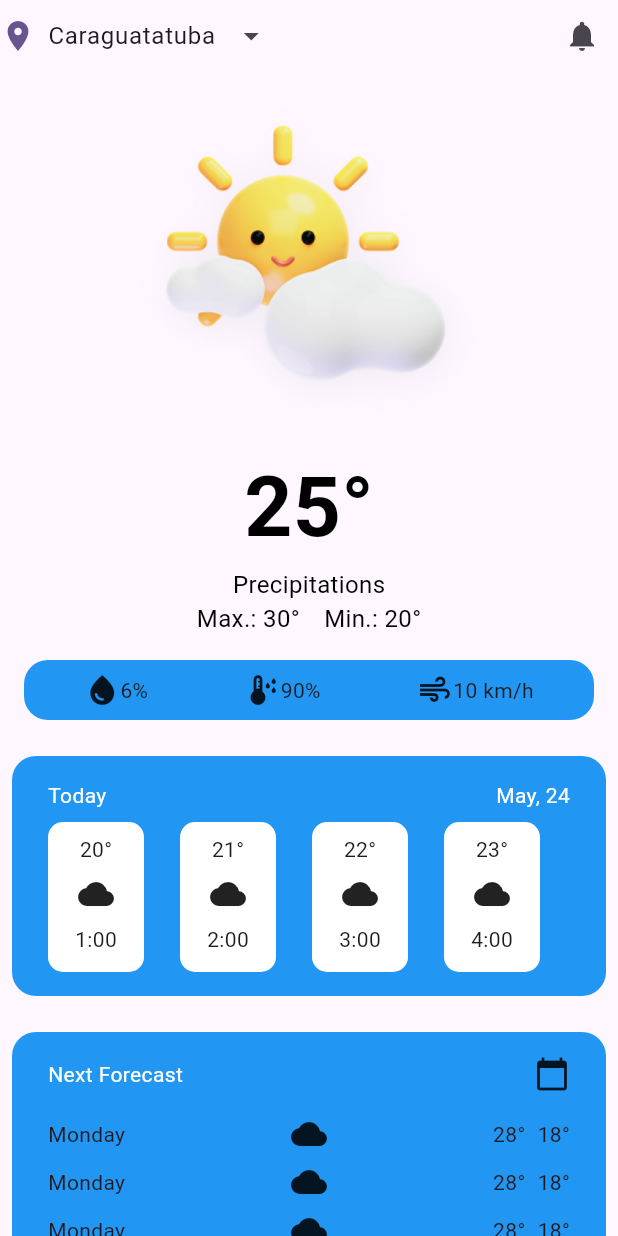
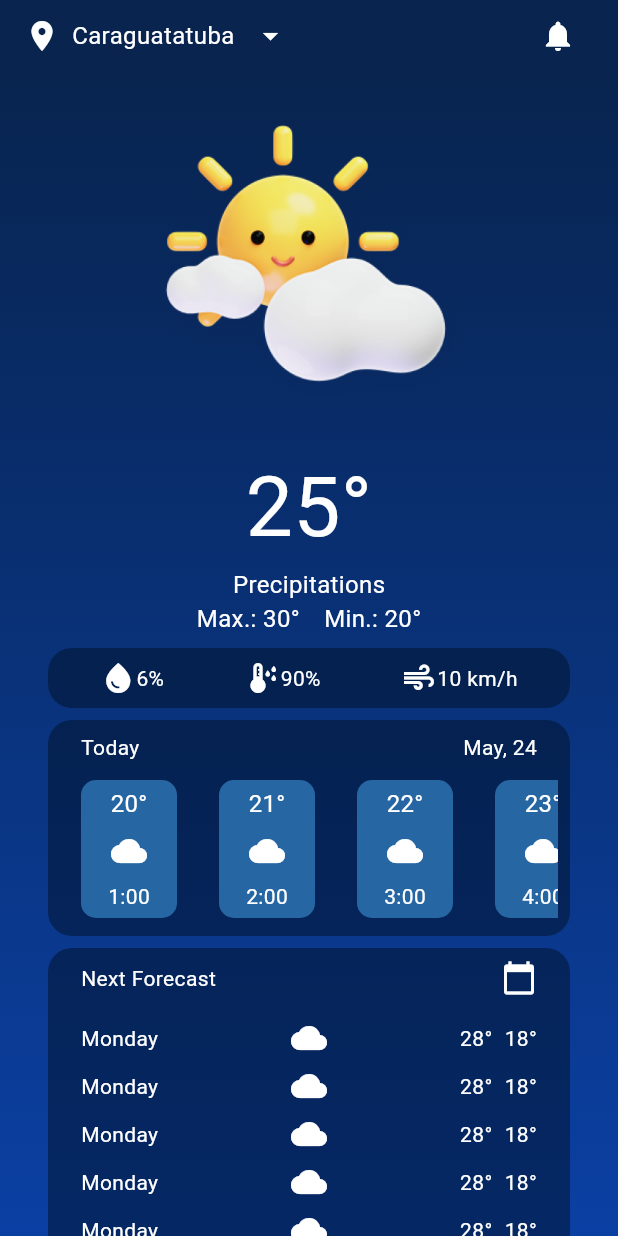
Before and after one commit to NatanTG/weather_app, a Flutter app: the screen it shows after launch, on a phone screen of 412 x 824 dp. Run offline on Flutter 3.47's test engine with Material 3 defaults, Android fonts, the phone set to English and light mode, and no system bars.

Commit message:
chore:arrumado layout e algumas cores

```diff
--- a/lib/main.dart
+++ b/lib/main.dart
@@ -13,12 +13,11 @@ class MyApp extends StatelessWidget {
   @override
   Widget build(BuildContext context) {
     return MaterialApp(
-      title: 'Flutter Demo',
+      title: 'Weather App',
       theme: ThemeData(
-        colorScheme: ColorScheme.fromSeed(seedColor: Colors.deepPurple),
         useMaterial3: true,
       ),
-      home: const MyHomePage(title: 'Flutter Demo Home Page'),
+      home: const MyHomePage(),
     );
   }
 }
--- a/lib/src/features/home/presentation/pages/home.dart
+++ b/lib/src/features/home/presentation/pages/home.dart
@@ -1,77 +1,4 @@
-// import 'package:flutter/material.dart';
-// import 'package:google_fonts/google_fonts.dart';
-
-// import '../widgets/custom_container_widget.dart';
-// import '../widgets/intro_stats_ship_widgets.dart';
-// import '../widgets/title_temperature_widget.dart';
-// import '../widgets/custom_appbar_widget.dart';
-
-// class MyHomePage extends StatefulWidget {
-//   const MyHomePage({super.key, required this.title});
-
-//   final String title;
-
-//   @override
-//   State<MyHomePage> createState() => _MyHomePageState();
-// }
-
-// class _MyHomePageState extends State<MyHomePage> {
-//   @override
-//   Widget build(BuildContext context) {
-//     return SafeArea(
-//       child: Scaffold(
-//         appBar: const CustomAppbarWidget(city: 'Caraguatatuba'),
-//         body: SingleChildScrollView(
-//           child: Column(
-//             mainAxisAlignment: MainAxisAlignment.center,
-//             children: <Widget>[
-//               const TitleTemperatureWidget(
-//                   graus: '25°', max: '30°', min: '20°'),
-//               const IntroStatsShipWidgets(
-//                 waterDropText: '6%',
-//                 waterDropIcon: Icon(Icons.water_drop),
-//                 humidityText: '90%',
-//                 humidityIcon: Icon(Icons.dew_point),
-//                 windText: '10 km/h',
-//                 windIcon: Icon(Icons.air),
-//               ),
-//               CustomContainerWidget(
-//                   title: 'Today',
-//                   forecastType: ForecastType.today,
-//                   temperatureData: [
-//                     TemperatureData(
-//                       graus: '',
-//                       hour: '',
-//                       day: '',
-//                       max: '',
-//                       min: '',
-//                       icon: Icon(Icons.cloud),
-//                     ),
-//                   ]),
-//               const SizedBox(height: 20),
-//               CustomContainerWidget(
-//                 title: 'Next Forecast',
-//                 forecastType: ForecastType.nextForecast,
-//                 temperatureData: [
-//                   TemperatureData(
-//                     graus: '',
-//                     hour: '',
-//                     day: '',
-//                     max: '',
-//                     min: '',
-//                     icon: Icon(Icons.cloud),
-//                   ),
-//                 ],
-//               ),
-//             ],
-//           ),
-//         ),
-//       ),
-//     );
-//   }
-// }
 import 'package:flutter/material.dart';
-import 'package:google_fonts/google_fonts.dart';
 
 import '../../data/model/temperature_data_model.dart';
 import '../widgets/custom_container_widget.dart';
@@ -80,16 +7,15 @@ import '../widgets/title_temperature_widget.dart';
 import '../widgets/custom_appbar_widget.dart';
 
 class MyHomePage extends StatefulWidget {
-  const MyHomePage({super.key, required this.title});
-
-  final String title;
+  const MyHomePage({
+    super.key,
+  });
 
   @override
   State<MyHomePage> createState() => _MyHomePageState();
 }
 
 class _MyHomePageState extends State<MyHomePage> {
-  // Simulando dados de temperatura para demonstração
   final List<TemperatureDataModel> todayData = List.generate(
     4,
     (index) => TemperatureDataModel(
@@ -98,21 +24,21 @@ class _MyHomePageState extends State<MyHomePage> {
       day: 'May, 24',
       max: '30°',
       min: '20°',
-      calendarIcon: Icon(Icons.calendar_today),
-      iconWheater: Icon(Icons.cloud),
+      calendarIcon: const Icon(Icons.calendar_today, color: Colors.white),
+      iconWheater: const Icon(Icons.cloud, color: Colors.white),
     ),
   );
 
   final List<TemperatureDataModel> nextForecastData = List.generate(
-    76,
+    7,
     (index) => TemperatureDataModel(
       graus: '${22 + index}°',
       hour: '${index + 1}:00',
       day: 'Monday',
       max: '28°',
       min: '18°',
-      calendarIcon: Icon(Icons.calendar_today),
-      iconWheater: Icon(Icons.cloud),
+      calendarIcon: const Icon(Icons.calendar_today, color: Colors.white),
+      iconWheater: const Icon(Icons.cloud, color: Colors.white),
     ),
   );
 
@@ -122,19 +48,34 @@ class _MyHomePageState extends State<MyHomePage> {
       child: Scaffold(
         appBar: const CustomAppbarWidget(city: 'Caraguatatuba'),
         body: SingleChildScrollView(
+          child: Container(
+            decoration: const BoxDecoration(
+              gradient: LinearGradient(
+                begin: Alignment.topCenter,
+                end: Alignment.bottomCenter,
+                colors: [
+                  Color(0xFF08244F),
+                  Color(0xFF0B42AB),
+                ],
+              ),
+            ),
             child: Column(
-            mainAxisAlignment: MainAxisAlignment.center,
               children: <Widget>[
                 const TitleTemperatureWidget(
-                  graus: '25°', max: '30°', min: '20°'),
+                  graus: '25°',
+                  max: '30°',
+                  min: '20°',
+                ),
+                const SizedBox(height: 8),
                 const IntroStatsShipWidgets(
                   waterDropText: '6%',
-                waterDropIcon: Icon(Icons.water_drop),
+                  waterDropIcon: Icon(Icons.water_drop, color: Colors.white),
                   humidityText: '90%',
-                humidityIcon: Icon(Icons.dew_point),
+                  humidityIcon: Icon(Icons.dew_point, color: Colors.white),
                   windText: '10 km/h',
-                windIcon: Icon(Icons.air),
+                  windIcon: Icon(Icons.air, color: Colors.white),
                 ),
+                const SizedBox(height: 8),
                 CustomContainerWidget(
                   title: 'Today',
                   forecastType: ForecastType.today,
@@ -150,6 +91,7 @@ class _MyHomePageState extends State<MyHomePage> {
             ),
           ),
         ),
+      ),
     );
   }
 }
--- a/lib/src/features/home/presentation/widgets/custom_appbar_widget.dart
+++ b/lib/src/features/home/presentation/widgets/custom_appbar_widget.dart
@@ -11,31 +11,42 @@ class CustomAppbarWidget extends StatelessWidget
 
   @override
   Widget build(BuildContext context) {
-    return Row(
+    return Container(
+      padding: const EdgeInsets.symmetric(horizontal: 16),
+      decoration: const BoxDecoration(
+        color: Color(0xFF08244F),
+      ),
+      child: Row(
         mainAxisAlignment: MainAxisAlignment.spaceBetween,
         children: [
           Row(
             children: [
               Icon(
                 Icons.location_on,
-              color: Theme.of(context).colorScheme.primary,
+                color: Colors.white,
               ),
               const SizedBox(width: 8),
               Text(
                 city,
-              style: Theme.of(context).textTheme.bodyLarge,
+                style: const TextStyle(
+                  color: Colors.white,
+                  fontSize: 16,
+                ),
               ),
               IconButton(
+                color: Colors.white,
                 icon: const Icon(Icons.arrow_drop_down),
                 onPressed: () {},
               ),
             ],
           ),
           IconButton(
+            color: Colors.white,
             icon: const Icon(Icons.notifications),
             onPressed: () {},
           ),
         ],
+      ),
     );
   }
 }
--- a/lib/src/features/home/presentation/widgets/custom_container_widget.dart
+++ b/lib/src/features/home/presentation/widgets/custom_container_widget.dart
@@ -18,19 +18,18 @@ class CustomContainerWidget extends StatelessWidget {
   @override
   Widget build(BuildContext context) {
     return Padding(
-      padding: const EdgeInsets.all(8.0),
+      padding: const EdgeInsets.symmetric(horizontal: 32.0),
       child: Container(
         decoration: BoxDecoration(
-          color: Colors.blue,
+          color: const Color(0xFF001026).withOpacity(0.5),
           borderRadius: BorderRadius.circular(16),
         ),
         padding: const EdgeInsets.all(8),
-        child: Padding(
-          padding:
-              const EdgeInsets.only(left: 16, right: 16, top: 8, bottom: 8),
         child: Column(
           children: [
-              Row(
+            Padding(
+              padding: const EdgeInsets.symmetric(horizontal: 14.0),
+              child: Row(
                 mainAxisAlignment: MainAxisAlignment.spaceBetween,
                 children: [
                   Text(
@@ -44,42 +43,49 @@ class CustomContainerWidget extends StatelessWidget {
                     )
                   else
                     temperatureData.first.calendarIcon ??
-                        const Icon(Icons.help),
+                        const Icon(
+                          Icons.help,
+                          color: Colors.white,
+                        ),
                 ],
               ),
+            ),
             const SizedBox(height: 8),
-              // Usando ListView.builder para exibir os dados de temperatura
             SizedBox(
-                height: forecastType == ForecastType.today
-                    ? 100
-                    : 220, // Defina a altura do ListView
+              height: forecastType == ForecastType.today ? 100 : 220,
               child: ListView.builder(
                 scrollDirection: forecastType == ForecastType.today
-                      ? Axis.horizontal // Muda para horizontal se for 'today'
+                    ? Axis.horizontal
                     : Axis.vertical,
                 itemCount: temperatureData.length,
                 itemBuilder: (context, index) {
                   final data = temperatureData[index];
 
                   if (forecastType == ForecastType.today) {
-                      return _TempTodayHour(
+                    return Padding(
+                      padding: const EdgeInsets.symmetric(
+                          horizontal: 14.0, vertical: 4),
+                      child: _TempTodayHour(
                         graus: data.graus,
                         icon: data.iconWheater,
                         hour: data.hour,
+                      ),
                     );
                   } else {
-                      return _TempNextHourWidget(
+                    return Padding(
+                      padding: const EdgeInsets.symmetric(horizontal: 14.0),
+                      child: _TempNextHourWidget(
                         day: data.day,
                         max: data.max,
                         min: data.min,
                         icon: data.iconWheater,
+                      ),
                     );
                   }
                 },
               ),
             ),
           ],
-          ),
         ),
       ),
     );
@@ -100,26 +106,26 @@ class _TempTodayHour extends StatelessWidget {
 
   @override
   Widget build(BuildContext context) {
-    return Padding(
-      padding: const EdgeInsets.only(
-        right: 24,
-      ),
-      child: Container(
+    return Container(
       width: 64,
+      height: 100,
       decoration: BoxDecoration(
-          color: Colors.white,
+        color: const Color(0xFF2566A3),
         borderRadius: BorderRadius.circular(10),
       ),
-        child: Padding(
-          padding: const EdgeInsets.all(8.0),
-          child: Column(children: [
-            Text(graus),
-            const SizedBox(height: 8),
-            icon,
-            const SizedBox(height: 8),
-            Text(hour),
-          ]),
+      child: Column(
+        mainAxisAlignment: MainAxisAlignment.spaceAround,
+        children: [
+          Text(
+            graus,
+            style: const TextStyle(fontSize: 16, color: Colors.white),
           ),
+          icon, // Ícone no meio
+          Text(
+            hour,
+            style: const TextStyle(color: Colors.white),
+          ),
+        ],
       ),
     );
   }
@@ -148,13 +154,22 @@ class _TempNextHourWidget extends StatelessWidget {
           Row(
             mainAxisAlignment: MainAxisAlignment.spaceBetween,
             children: [
-              Text(day),
+              Text(
+                day,
+                style: const TextStyle(color: Colors.white),
+              ),
               icon,
               Row(
                 children: [
-                  Text(max),
+                  Text(
+                    max,
+                    style: const TextStyle(color: Colors.white),
+                  ),
                   const SizedBox(width: 8),
-                  Text(min),
+                  Text(
+                    min,
+                    style: const TextStyle(color: Colors.white),
+                  ),
                 ],
               ),
             ],
--- a/lib/src/features/home/presentation/widgets/intro_stats_ship_widgets.dart
+++ b/lib/src/features/home/presentation/widgets/intro_stats_ship_widgets.dart
@@ -19,10 +19,10 @@ class IntroStatsShipWidgets extends StatelessWidget {
   @override
   Widget build(BuildContext context) {
     return Padding(
-      padding: const EdgeInsets.all(16),
+      padding: const EdgeInsets.symmetric(horizontal: 32),
       child: Container(
         decoration: BoxDecoration(
-          color: Colors.blue,
+          color: Color(0xFF001026).withOpacity(0.5),
           borderRadius: BorderRadius.circular(16),
         ),
         padding: const EdgeInsets.all(8),
@@ -32,19 +32,20 @@ class IntroStatsShipWidgets extends StatelessWidget {
             Row(
               children: [
                 waterDropIcon,
-                Text(waterDropText),
+                Text(waterDropText,
+                    style: const TextStyle(color: Colors.white)),
               ],
             ),
             Row(
               children: [
                 humidityIcon,
-                Text(humidityText),
+                Text(humidityText, style: const TextStyle(color: Colors.white)),
               ],
             ),
             Row(
               children: [
                 windIcon,
-                Text(windText),
+                Text(windText, style: const TextStyle(color: Colors.white)),
               ],
             ),
           ],
--- a/lib/src/features/home/presentation/widgets/title_temperature_widget.dart
+++ b/lib/src/features/home/presentation/widgets/title_temperature_widget.dart
@@ -14,22 +14,21 @@ class TitleTemperatureWidget extends StatelessWidget {
     return Column(
       mainAxisAlignment: MainAxisAlignment.center,
       children: [
-        SunCloudAngledRainWidget(
+        const SunCloudAngledRainWidget(
           assetName: 'assets/images/sun_smile.png',
         ),
         Text(
           graus,
-          style: TextStyle(
+          style: const TextStyle(
             fontSize: 56,
-            fontWeight: FontWeight.bold,
-            color: Colors.black,
+            color: Colors.white,
           ),
         ),
-        Text(
+        const Text(
           'Precipitations',
           style: TextStyle(
             fontSize: 16,
-            color: Colors.black,
+            color: Colors.white,
           ),
         ),
         Row(
@@ -37,17 +36,17 @@ class TitleTemperatureWidget extends StatelessWidget {
           children: [
             Text(
               'Max.: ${max}',
-              style: TextStyle(
+              style: const TextStyle(
                 fontSize: 16,
-                color: Colors.black,
+                color: Colors.white,
               ),
             ),
             const SizedBox(width: 16),
             Text(
               'Min.: ${min}',
-              style: TextStyle(
+              style: const TextStyle(
                 fontSize: 16,
-                color: Colors.black,
+                color: Colors.white,
               ),
             ),
           ],
```
Lines whose indentation alone changed are shown as unchanged.
